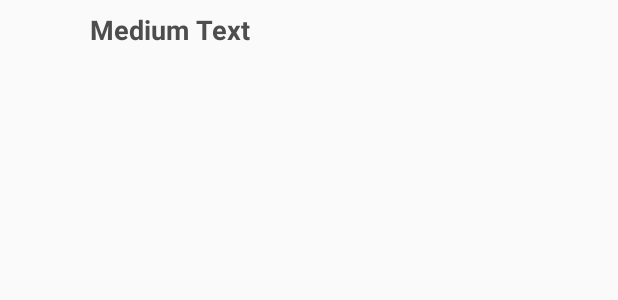
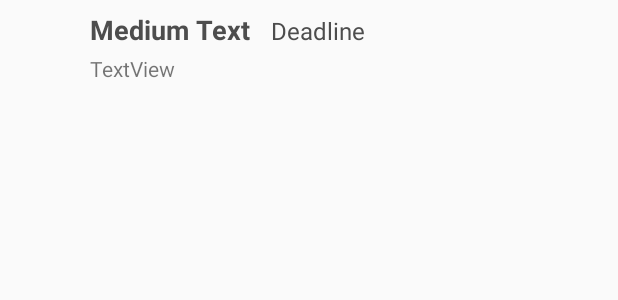
Before and after one commit to jakubsenk/TAMZ, an Android app: the layout todo_list_item.xml on its own in the app's theme, with its tools: preview values and no code run, on a phone screen of 412 x 824 dp. Shown: the top 300 px of the screen. Run offline under Robolectric (Android 15) with nearby library versions, the phone set to English and light mode, and no system bars.

Commit message:
list design

```diff
--- a/app/src/main/java/com/jakubsenk/yata/MainActivity.java
+++ b/app/src/main/java/com/jakubsenk/yata/MainActivity.java
@@ -46,13 +46,10 @@ public class MainActivity extends AppCompatActivity
     @Override
     public boolean onCreateOptionsMenu(Menu menu)
     {
-        // R.menu.mymenu is a reference to an xml file named mymenu.xml which should be inside your res/menu directory.
-        // If you don't have res/menu, just create a directory named "menu" inside res
         getMenuInflater().inflate(R.menu.main_activity_menu, menu);
         return super.onCreateOptionsMenu(menu);
     }
 
-    // handle button activities
     @Override
     public boolean onOptionsItemSelected(MenuItem item)
     {
--- a/app/src/main/java/com/jakubsenk/yata/NewTodoActivity.java
+++ b/app/src/main/java/com/jakubsenk/yata/NewTodoActivity.java
@@ -87,8 +87,8 @@ public class NewTodoActivity extends AppCompatActivity
             }
             else if (dateSet)
             {
-                calendar.set(Calendar.HOUR_OF_DAY, 23);
-                calendar.set(Calendar.MINUTE, 59);
+                calendar.set(Calendar.HOUR_OF_DAY, 0);
+                calendar.set(Calendar.MINUTE, 0);
                 deadline = calendar.getTime();
             }
             createNewTodo(new TodoItem(-1, title, description, priorityId, deadline, null));
--- a/app/src/main/res/layout/todo_list_item.xml
+++ b/app/src/main/res/layout/todo_list_item.xml
@@ -12,9 +12,14 @@
 
     <LinearLayout
         android:id="@+id/todoItemLayout"
-        android:layout_width="wrap_content"
+        android:layout_width="359dp"
         android:layout_height="wrap_content"
         android:orientation="vertical">
+
+        <LinearLayout
+            android:layout_width="match_parent"
+            android:layout_height="wrap_content"
+            android:orientation="horizontal">
 
             <TextView
                 android:id="@+id/title"
@@ -27,5 +32,29 @@
                 android:textAppearance="?android:attr/textAppearanceMedium"
                 android:textColor="#4d4d4d"
                 android:textStyle="bold" />
+
+            <TextView
+                android:id="@+id/deadlineLabel"
+                android:layout_width="wrap_content"
+                android:layout_height="wrap_content"
+                android:layout_marginLeft="10dp"
+                android:layout_marginTop="5dp"
+                android:layout_weight="1"
+                android:padding="2dp"
+                android:text="Deadline"
+                android:textAppearance="?android:attr/textAppearanceMedium"
+                android:textColor="#4d4d4d"
+                android:textSize="16sp" />
         </LinearLayout>
+
+        <TextView
+            android:id="@+id/textView8"
+            android:layout_width="match_parent"
+            android:layout_height="wrap_content"
+            android:layout_marginLeft="10dp"
+            android:padding="2dp"
+            android:text="TextView" />
+
     </LinearLayout>
+
+</LinearLayout>
```
Also changed, not shown: app/src/main/java/com/jakubsenk/yata/TodoListItemAdapter.java (+40 -6 lines), app/src/main/res/layout/activity_main.xml (+18 -6 lines), 1 other file. Lines whose indentation alone changed are shown as unchanged.
